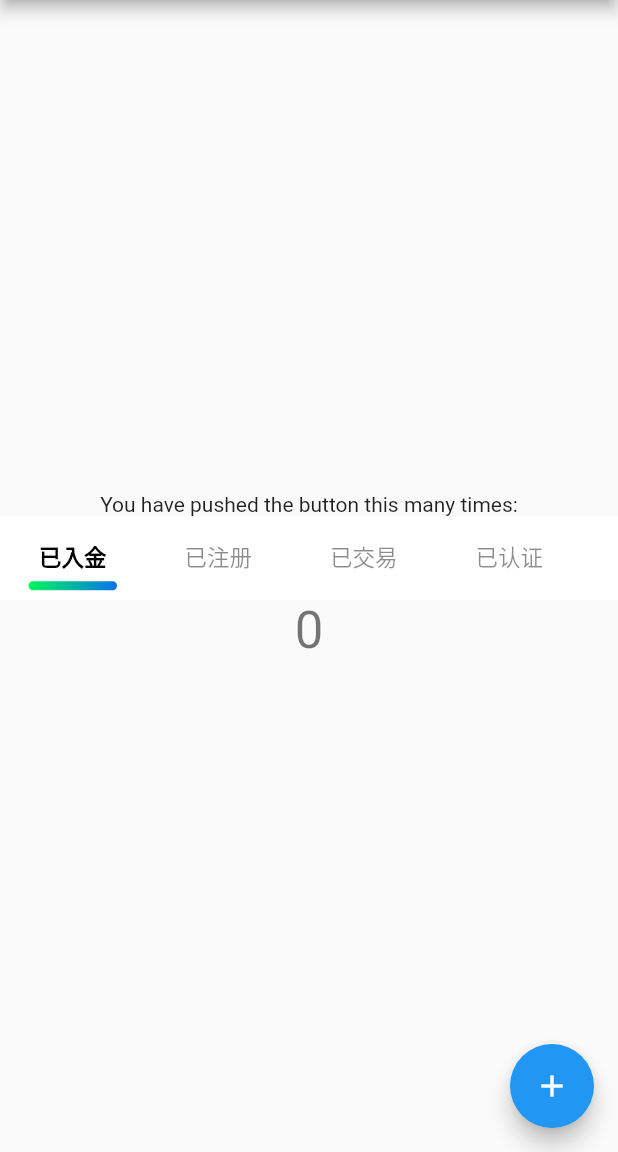
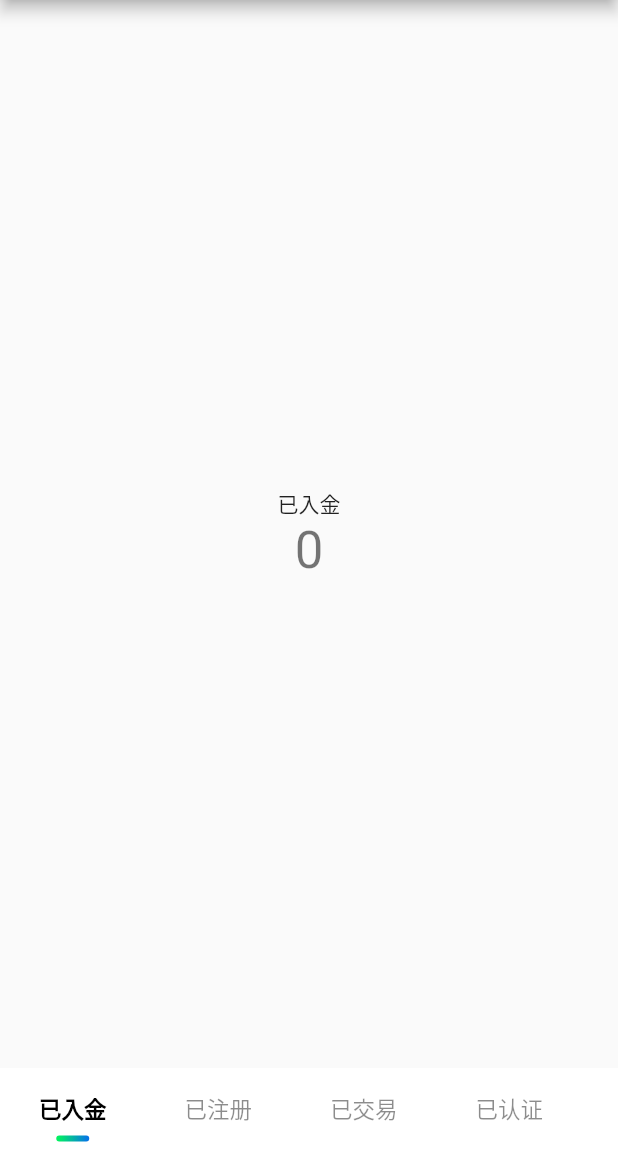
Before and after one commit to huangsongyao/custom_tabbar, a Flutter app: the screen it shows after launch, on a phone screen of 412 x 824 dp, the part 84-1236 px from its top. Run offline on Flutter 3.47's test engine with Material 2 defaults, Android fonts, the phone set to English and light mode, and no system bars.

Commit message:
fix: 更新0.0.6

```diff
--- a/custom_tab_bar/pubspec.yaml
+++ b/custom_tab_bar/pubspec.yaml
@@ -1,6 +1,6 @@
 name: custom_tab_bar
 description: 高度自定义TabBar
-version: 0.0.5
+version: 0.0.6
 homepage: https://github.com/huangsongyao/custom_tabbar
 
 environment:
--- a/custom_tabbar_test/flutter_app/lib/main.dart
+++ b/custom_tabbar_test/flutter_app/lib/main.dart
@@ -53,17 +53,7 @@ class MyHomePage extends StatefulWidget {
 
 class _MyHomePageState extends State<MyHomePage> {
   int _counter = 0;
-
-  void _incrementCounter() {
-    setState(() {
-      // This call to setState tells the Flutter framework that something has
-      // changed in this State, which causes it to rerun the build method below
-      // so that the display can reflect the updated values. If we changed
-      // _counter without calling setState(), then the build method would not be
-      // called again, and so nothing would appear to happen.
-      _counter++;
-    });
-  }
+  String _string = '已入金';
 
   @override
   Widget build(BuildContext context) {
@@ -79,40 +69,36 @@ class _MyHomePageState extends State<MyHomePage> {
         // the App.build method, and use it to set our appbar title.
         title: Text(widget.title),
       ),
+      bottomNavigationBar: HSYCustomTabBar(
+        initTabBarConfigs: HSYCustomTabBarConfigs(
+          itemConfigs: [
+            HSYCustomTabBarItemConfigs(text: '已入金'),
+            HSYCustomTabBarItemConfigs(text: '已注册'),
+            HSYCustomTabBarItemConfigs(text: '已交易'),
+            HSYCustomTabBarItemConfigs(text: '已认证'),
+            HSYCustomTabBarItemConfigs(text: '已理财'),
+            HSYCustomTabBarItemConfigs(text: '已登录')
+          ],
+          indicatorConfig:
+              HSYCustomTabBarIndicatorConfig.indicator3(Size(20.0, 2.0)),
+        ),
+        onChanged: (int index, HSYCustomTabBarItemConfigs itemConfigs) {
+          Future.delayed(Duration(milliseconds: 500), () {
+            _string = itemConfigs.text;
+            _counter = index;
+            print('--------------${_string}-----------${_counter}');
+            setState(() {});
+          });
+        },
+      ),
       body: Center(
         // Center is a layout widget. It takes a single child and positions it
         // in the middle of the parent.
         child: Column(
-          // Column is also a layout widget. It takes a list of children and
-          // arranges them vertically. By default, it sizes itself to fit its
-          // children horizontally, and tries to be as tall as its parent.
-          //
-          // Invoke "debug painting" (press "p" in the console, choose the
-          // "Toggle Debug Paint" action from the Flutter Inspector in Android
-          // Studio, or the "Toggle Debug Paint" command in Visual Studio Code)
-          // to see the wireframe for each widget.
-          //
-          // Column has various properties to control how it sizes itself and
-          // how it positions its children. Here we use mainAxisAlignment to
-          // center the children vertically; the main axis here is the vertical
-          // axis because Columns are vertical (the cross axis would be
-          // horizontal).
           mainAxisAlignment: MainAxisAlignment.center,
           children: <Widget>[
             Text(
-              'You have pushed the button this many times:',
-            ),
-            HSYCustomTabBar(
-              initTabBarConfigs: HSYCustomTabBarConfigs(
-                itemConfigs: [
-                  HSYCustomTabBarItemConfigs(text: '已入金'),
-                  HSYCustomTabBarItemConfigs(text: '已注册'),
-                  HSYCustomTabBarItemConfigs(text: '已交易'),
-                  HSYCustomTabBarItemConfigs(text: '已认证'),
-                  HSYCustomTabBarItemConfigs(text: '已理财'),
-                  HSYCustomTabBarItemConfigs(text: '已登录')
-                ],
-              ),
+              _string,
             ),
             Text(
               '$_counter',
@@ -121,11 +107,6 @@ class _MyHomePageState extends State<MyHomePage> {
           ],
         ),
       ),
-      floatingActionButton: FloatingActionButton(
-        onPressed: _incrementCounter,
-        tooltip: 'Increment',
-        child: Icon(Icons.add),
-      ), // This trailing comma makes auto-formatting nicer for build methods.
     );
   }
 }
--- a/custom_tabbar_test/flutter_app/pubspec.yaml
+++ b/custom_tabbar_test/flutter_app/pubspec.yaml
@@ -24,7 +24,7 @@ dependencies:
   flutter:
     sdk: flutter
 
-  custom_tab_bar: ^0.0.4
+  custom_tab_bar: ^0.0.5
 
   # The following adds the Cupertino Icons font to your application.
   # Use with the CupertinoIcons class for iOS style icons.
```
Also changed, not shown: custom_tab_bar/lib/custom_tab_bar.dart (+8 -2 lines), custom_tabbar_test/flutter_app/pubspec.lock.
